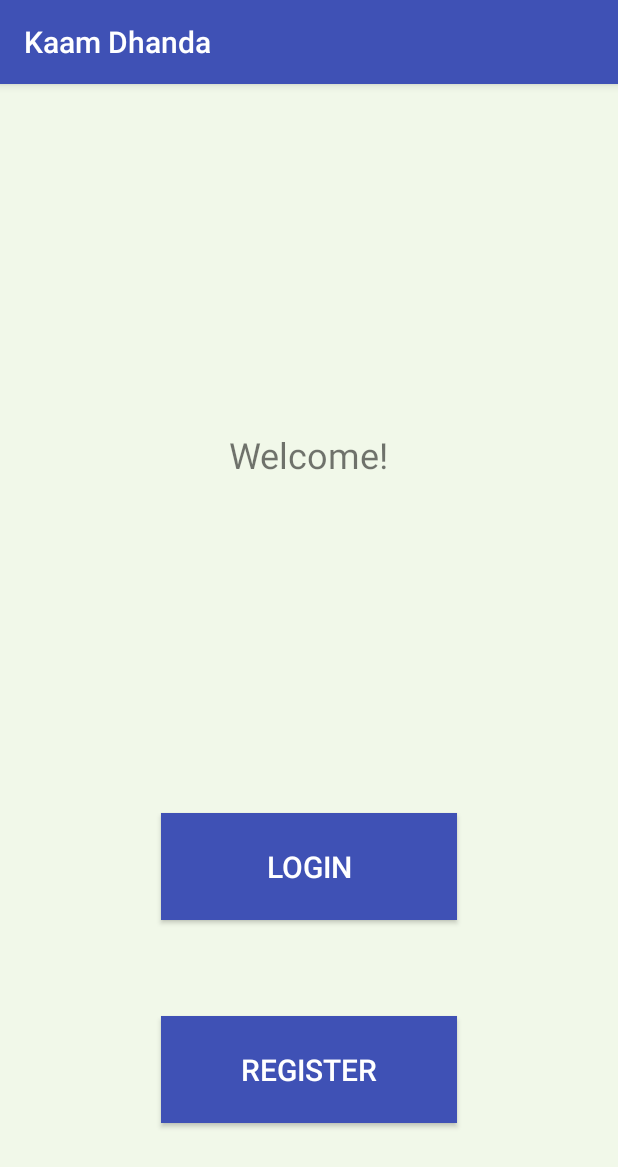
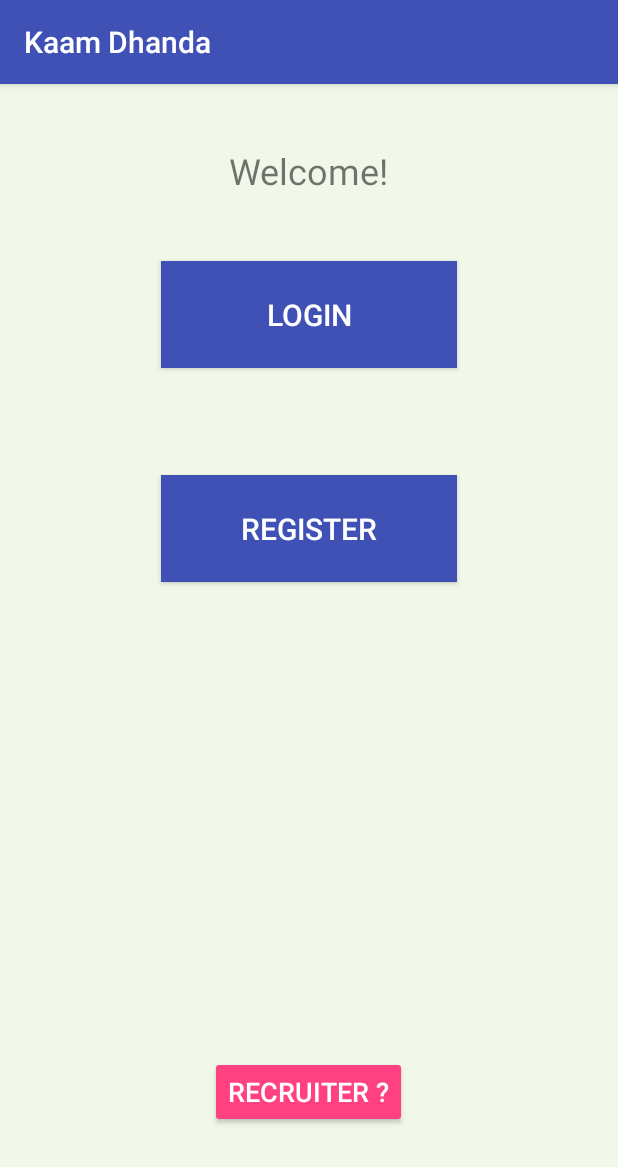
Before and after one commit to MinorProj/Jobber, an Android app: the screen it shows after launch (MainActivity), on a phone screen of 412 x 824 dp. Shown: the top 1167 px of the screen. Run offline under Robolectric (Android 15) with nearby library versions, the phone set to English and light mode, and no system bars.

Commit message:
recruiter module - login & register activity created

```diff
--- a/app/src/main/AndroidManifest.xml
+++ b/app/src/main/AndroidManifest.xml
@@ -40,7 +40,11 @@
                 android:name="android.support.PARENT_ACTIVITY"
                 android:value=".MainActivity" />
         </activity>
-        <activity android:name=".Resume"></activity>
+        <activity android:name=".Resume" />
+        <activity
+            android:name=".Recruiter"
+            android:label="@string/title_activity_recruiter"
+            android:theme="@style/AppTheme.NoActionBar"></activity>
     </application>
 
 </manifest>
--- a/app/src/main/java/comorgsminorproj/httpsgithub/jobber/MainActivity.java
+++ b/app/src/main/java/comorgsminorproj/httpsgithub/jobber/MainActivity.java
@@ -11,6 +11,7 @@ public class MainActivity extends AppCompatActivity implements View.OnClickListe
 
     private Button bt1;
     private Button bt2;
+    private Button bt3;
 
     @Override
     protected void onCreate(Bundle savedInstanceState) {
@@ -19,10 +20,11 @@ public class MainActivity extends AppCompatActivity implements View.OnClickListe
 
         bt1 = (Button) findViewById(R.id.loginbt);
         bt2 = (Button) findViewById(R.id.registerbt);
+        bt3 = (Button) findViewById(R.id.recbutton);
 
         bt1.setOnClickListener(this);
         bt2.setOnClickListener(this);
-
+        bt3.setOnClickListener(this);
     }
 
     @Override
@@ -35,5 +37,9 @@ public class MainActivity extends AppCompatActivity implements View.OnClickListe
             finish();
             startActivity(new Intent(MainActivity.this,Register.class));
         }
+        if(v == bt3){
+            finish();
+            startActivity(new Intent(MainActivity.this,Recruiter.class));
+        }
     }
 }
--- a/app/src/main/res/layout/activity_main.xml
+++ b/app/src/main/res/layout/activity_main.xml
@@ -1,5 +1,6 @@
 <?xml version="1.0" encoding="utf-8"?>
-<android.support.constraint.ConstraintLayout xmlns:android="http://schemas.android.com/apk/res/android"
+<RelativeLayout
+    xmlns:android="http://schemas.android.com/apk/res/android"
     xmlns:app="http://schemas.android.com/apk/res-auto"
     xmlns:tools="http://schemas.android.com/tools"
     android:layout_width="match_parent"
@@ -12,17 +13,21 @@
         style="@style/Widget.AppCompat.Button.Colored"
         android:layout_width="197dp"
         android:layout_height="71dp"
-        android:layout_marginBottom="64dp"
         android:textSize="20sp"
         android:text="@string/login"
-        app:layout_constraintBottom_toTopOf="@+id/registerbt"
         app:layout_constraintLeft_toLeftOf="parent"
         app:layout_constraintRight_toRightOf="parent"
         tools:layout_constraintBottom_creator="1"
         tools:layout_constraintLeft_creator="1"
         tools:layout_constraintRight_creator="1"
         android:textColor="@android:color/background_light"
-        android:background="@color/colorPrimary" />
+        android:background="@color/colorPrimary"
+        app:layout_constraintHorizontal_bias="0.502"
+        tools:layout_editor_absoluteY="149dp"
+        android:layout_below="@+id/textView2"
+        android:layout_alignLeft="@+id/registerbt"
+        android:layout_alignStart="@+id/registerbt"
+        android:layout_marginTop="44dp" />
 
     <Button
         android:id="@+id/registerbt"
@@ -36,9 +41,12 @@
         app:layout_constraintBottom_toBottomOf="parent"
         app:layout_constraintRight_toRightOf="parent"
         tools:layout_constraintLeft_creator="1"
-        android:layout_marginBottom="75dp"
         app:layout_constraintLeft_toLeftOf="parent"
-        android:background="@color/colorPrimary" />
+        android:background="@color/colorPrimary"
+        app:layout_constraintHorizontal_bias="0.502"
+        android:layout_below="@+id/loginbt"
+        android:layout_centerHorizontal="true"
+        android:layout_marginTop="71dp" />
 
     <TextView
         android:text="Welcome!"
@@ -47,14 +55,24 @@
         android:layout_height="wrap_content"
         android:id="@+id/textView2"
         app:layout_constraintBottom_toTopOf="@+id/loginbt"
-        android:layout_marginBottom="8dp"
-        android:layout_marginTop="16dp"
+        android:layout_marginTop="41dp"
         app:layout_constraintTop_toTopOf="parent"
-        android:layout_marginEnd="16dp"
         app:layout_constraintRight_toRightOf="parent"
-        android:layout_marginRight="16dp"
-        android:layout_marginStart="16dp"
         app:layout_constraintLeft_toLeftOf="parent"
-        android:layout_marginLeft="16dp" />
+        android:layout_alignParentTop="true"
+        android:layout_centerHorizontal="true" />
 
-</android.support.constraint.ConstraintLayout>
+    <Button
+        android:id="@+id/recbutton"
+        style="@style/Widget.AppCompat.Button.Colored"
+        android:layout_width="wrap_content"
+        android:layout_height="wrap_content"
+        android:text="Recruiter ?"
+        android:textSize="18sp"
+        tools:layout_editor_absoluteX="147dp"
+        tools:layout_editor_absoluteY="423dp"
+        android:layout_marginBottom="72dp"
+        android:layout_alignParentBottom="true"
+        android:layout_centerHorizontal="true" />
+
+</RelativeLayout>
--- a/app/src/main/res/values/dimens.xml
+++ b/app/src/main/res/values/dimens.xml
@@ -2,4 +2,6 @@
     <!-- Default screen margins, per the Android Design guidelines. -->
     <dimen name="activity_horizontal_margin">16dp</dimen>
     <dimen name="activity_vertical_margin">16dp</dimen>
+    <dimen name="fab_margin">16dp</dimen>
+    <dimen name="appbar_padding_top">8dp</dimen>
 </resources>
--- a/app/src/main/res/values/strings.xml
+++ b/app/src/main/res/values/strings.xml
@@ -2,6 +2,9 @@
     <string name="app_name">Kaam Dhanda</string>
     <string name="login">LOGIN</string>
     <string name="register">REGISTER</string>
+    <string name="title_activity_recruiter">Recruiter</string>
+    <string name="action_settings">Settings</string>
+    <string name="section_format">Hello World from section: %1$d</string>
 
 
 </resources>
--- a/app/src/main/res/values/styles.xml
+++ b/app/src/main/res/values/styles.xml
@@ -8,4 +8,13 @@
         <item name="colorAccent">@color/colorAccent</item>
     </style>
 
+    <style name="AppTheme.NoActionBar">
+        <item name="windowActionBar">false</item>
+        <item name="windowNoTitle">true</item>
+    </style>
+
+    <style name="AppTheme.AppBarOverlay" parent="ThemeOverlay.AppCompat.Dark.ActionBar" />
+
+    <style name="AppTheme.PopupOverlay" parent="ThemeOverlay.AppCompat.Light" />
+
 </resources>
```
Also changed, not shown: app/src/main/java/comorgsminorproj/httpsgithub/jobber/Recruiter.java (added, +50 -0 lines), app/src/main/java/comorgsminorproj/httpsgithub/jobber/Rlogin.java (added, +21 -0 lines), app/src/main/java/comorgsminorproj/httpsgithub/jobber/Rregister.java (added, +23 -0 lines), app/src/main/java/comorgsminorproj/httpsgithub/jobber/SectionsPageAdapter.java (added, +42 -0 lines), app/src/main/res/layout/activity_recruiter.xml (added, +43 -0 lines), app/src/main/res/layout/r_login.xml (added, +39 -0 lines), app/src/main/res/layout/r_register.xml (added, +88 -0 lines), app/src/main/res/menu/menu_recruiter.xml (added, +10 -0 lines).
